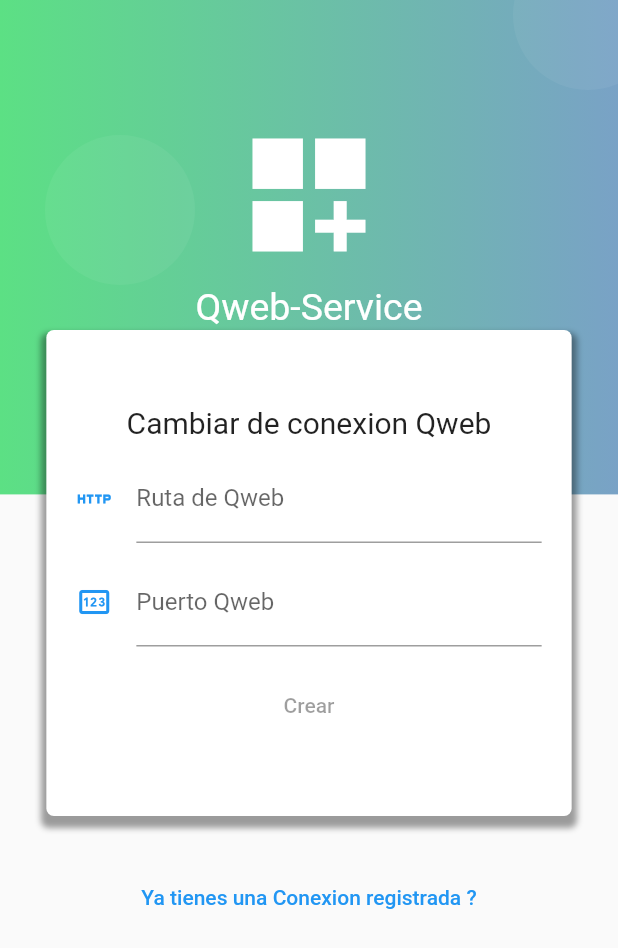
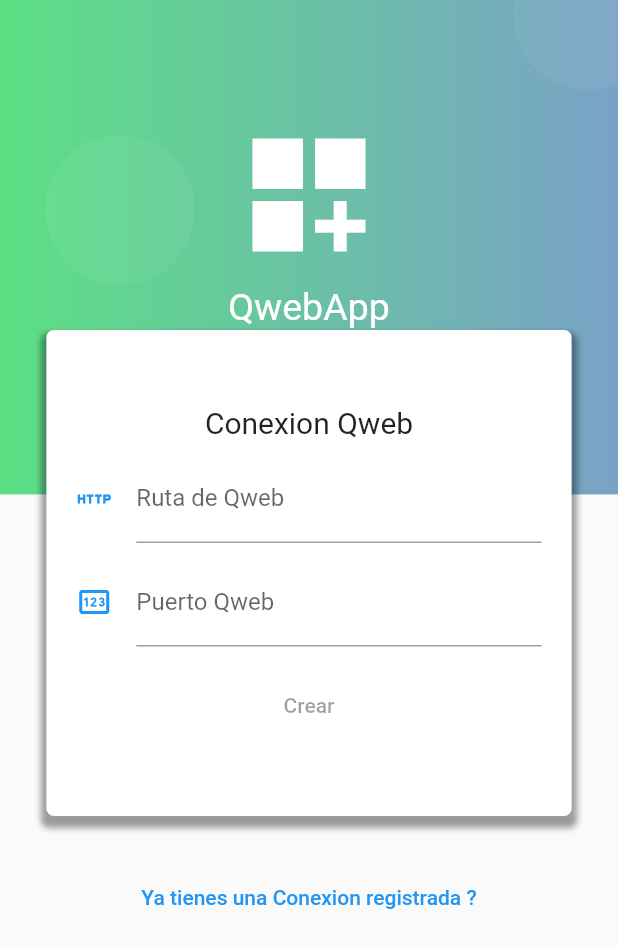
Before and after one commit to darwinuzcategui/qwebservice, a Flutter app: the RegistroPage screen opened by its route, on a phone screen of 412 x 824 dp. Shown: the top 948 px of the screen. Run offline on Flutter 3.47's test engine with Material 2 defaults, Android fonts, the phone set to English and light mode, and no system bars; our stand-ins replace file_picker, rxdart, shared_preferences; accounts and stored records are empty.

Commit message:
Cambio Titulo de Aplicacion QwebApp

```diff
--- a/lib/src/pages/login_page.dart
+++ b/lib/src/pages/login_page.dart
@@ -186,7 +186,7 @@ class LoginPage extends StatelessWidget {
                 height: 10.0,
                 width: double.infinity,
               ),
-              Text('Qweb-Service',
+              Text('QwebApp',
                   style: TextStyle(color: Colors.white, fontSize: 25.0)),
             ],
           ),
--- a/lib/src/pages/registro_pag.dart
+++ b/lib/src/pages/registro_pag.dart
@@ -54,8 +54,7 @@ class _RegistroPageState extends State<RegistroPage> {
                 ]),
             child: Column(
               children: <Widget>[
-                Text('Cambiar de conexion Qweb',
-                    style: TextStyle(fontSize: 20.0)),
+                Text('Conexion Qweb', style: TextStyle(fontSize: 20.0)),
                 SizedBox(height: 10.0),
                 _crearHttp(bloc),
                 SizedBox(height: 10.0),
@@ -205,7 +204,7 @@ class _RegistroPageState extends State<RegistroPage> {
                 height: 10.0,
                 width: double.infinity,
               ),
-              Text('Qweb-Service',
+              Text('QwebApp',
                   style: TextStyle(color: Colors.white, fontSize: 25.0)),
             ],
           ),
```
